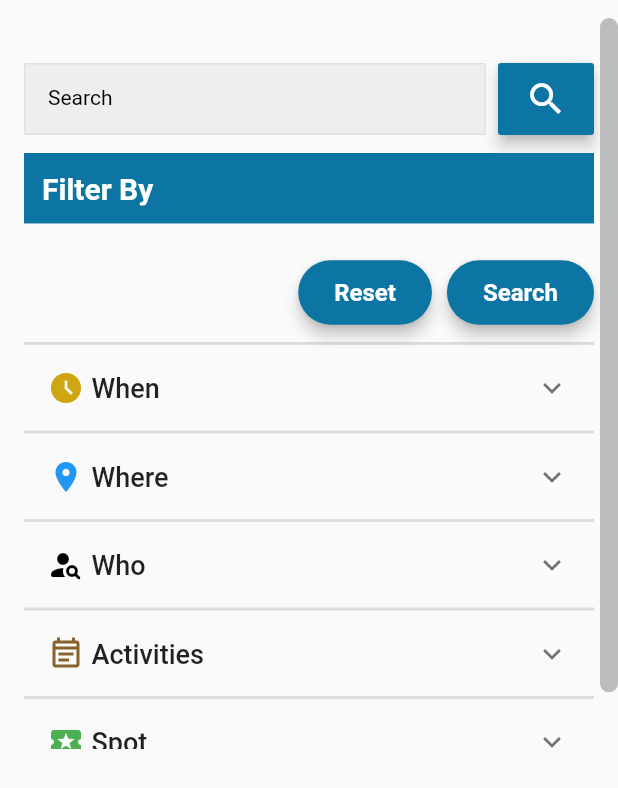
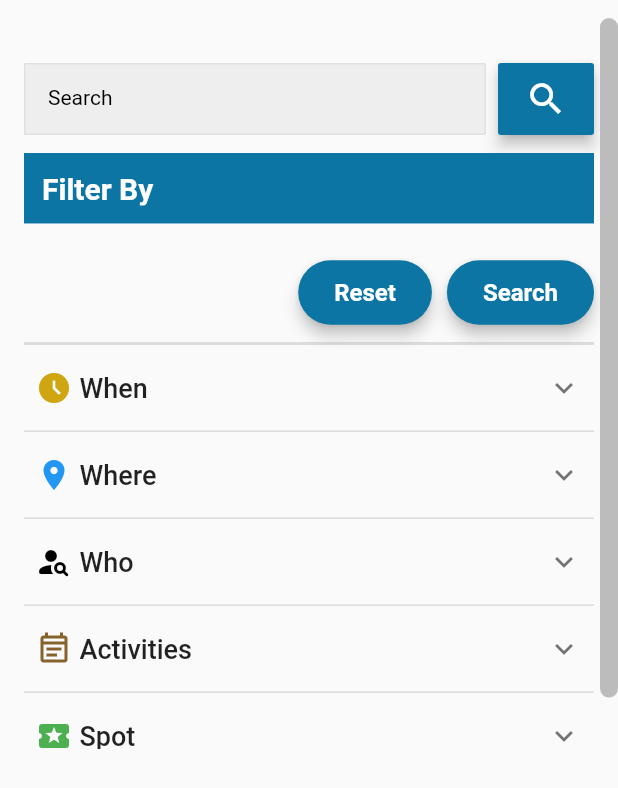
Before and after one commit to MasumBillah00/Bottom_Sheet, a Flutter app: the FilterBottomSheet widget shown alone on an empty page, opened directly, on a phone screen of 412 x 824 dp. Shown: the top 788 px of the screen. Run offline on Flutter 3.47's test engine with Material 2 defaults, Android fonts, the phone set to English and light mode, and no system bars.

```diff
--- a/lib/screens/bottom_sheet.dart
+++ b/lib/screens/bottom_sheet.dart
@@ -13,7 +13,7 @@ class FilterBottomSheet extends StatefulWidget {
 class _FilterBottomSheetState extends State<FilterBottomSheet> {
   List<String> selectedFilters = [];
   String? selectedActivity;
-  TextEditingController _locationController = TextEditingController();
+  final TextEditingController _locationController = TextEditingController();
 
   // Map to store filters and their corresponding icons
   final Map<String, Map<String, dynamic>> filterIconsAndColors = {
@@ -85,7 +85,8 @@ class _FilterBottomSheetState extends State<FilterBottomSheet> {
                                 borderRadius: BorderRadius.circular(2.0),
                               ),
                             ),
-                            style: const TextStyle(fontSize: 14, height: 1),
+                            style: const TextStyle(fontSize: 14, height: 1,color: Colors.red
+                            ),
                             textAlignVertical: TextAlignVertical.center,
                           ),
                         ),
--- a/lib/screens/filter_expansion_tile.dart
+++ b/lib/screens/filter_expansion_tile.dart
@@ -44,7 +44,7 @@ class ExpansionTilesState extends State<ExpansionTiles> {
                 ],
               ),
               childrenPadding: const EdgeInsets.symmetric(horizontal: 16),
-              tilePadding: const EdgeInsets.symmetric(vertical: 0, horizontal: 16),
+              tilePadding: const EdgeInsets.symmetric(vertical: 0, horizontal: 8), // Reduced horizontal padding
               children: [
                 ListTile(
                   title: const Text('Today'),
@@ -62,7 +62,7 @@ class ExpansionTilesState extends State<ExpansionTiles> {
                 ),
               ],
             ),
-            const Divider(thickness: 2, height: 1),
+            const Divider(thickness: 1, height: 0), // Set the height to 0 to reduce spacing
 
             // "Where" ExpansionTile with input field and submit button
             ExpansionTile(
@@ -74,7 +74,7 @@ class ExpansionTilesState extends State<ExpansionTiles> {
                 ],
               ),
               childrenPadding: const EdgeInsets.symmetric(horizontal: 16),
-              tilePadding: const EdgeInsets.symmetric(vertical: 0, horizontal: 16),
+              tilePadding: const EdgeInsets.symmetric(vertical: 0, horizontal: 8), // Reduced horizontal padding
               children: [
                 ListTile(
                   title: TextField(
@@ -104,7 +104,8 @@ class ExpansionTilesState extends State<ExpansionTiles> {
                 ),
               ],
             ),
-            const Divider(thickness: 2, height: 1),
+            const Divider(thickness: 1, height: 0), // Reduced height to 0
+
             // "Who" ExpansionTile
             ExpansionTile(
               title: const Row(
@@ -115,7 +116,7 @@ class ExpansionTilesState extends State<ExpansionTiles> {
                 ],
               ),
               childrenPadding: const EdgeInsets.symmetric(horizontal: 16),
-              tilePadding: const EdgeInsets.symmetric(vertical: 0, horizontal: 16),
+              tilePadding: const EdgeInsets.symmetric(vertical: 0, horizontal: 8), // Reduced horizontal padding
               children: [
                 ListTile(
                   title: const Text('Person 1'),
@@ -133,19 +134,19 @@ class ExpansionTilesState extends State<ExpansionTiles> {
                 ),
               ],
             ),
-            const Divider(thickness: 2, height: 1),
+            const Divider(thickness: 1, height: 0), // Reduced height to 0
 
             // "Activities" ExpansionTile
             ExpansionTile(
               title: const Row(
                 children: [
-                  Icon(Icons.event_note_outlined, color:  Color.fromARGB(255,134, 99, 42),),
+                  Icon(Icons.event_note_outlined, color: Color.fromARGB(255, 134, 99, 42)),
                   SizedBox(width: 5),
                   Text('Activities', style: TextStyle(fontSize: 18, fontWeight: FontWeight.w500)),
                 ],
               ),
               childrenPadding: const EdgeInsets.symmetric(horizontal: 16),
-              tilePadding: const EdgeInsets.symmetric(vertical: 0, horizontal: 16),
+              tilePadding: const EdgeInsets.symmetric(vertical: 0, horizontal: 8), // Reduced horizontal padding
               children: [
                 RadioListTile<String>(
                   title: const Text('Activity 1'),
@@ -169,19 +170,19 @@ class ExpansionTilesState extends State<ExpansionTiles> {
                 ),
               ],
             ),
-            const Divider(thickness: 2, height: 1),
+            const Divider(thickness: 1, height: 0), // Reduced height to 0
 
             // "Spot" ExpansionTile with checkboxes
             ExpansionTile(
               title: const Row(
                 children: [
-                  Icon(Icons.local_activity, color: Color.fromARGB(255,76, 175, 80),),
+                  Icon(Icons.local_activity, color: Color.fromARGB(255, 76, 175, 80)),
                   SizedBox(width: 5),
                   Text('Spot', style: TextStyle(fontSize: 18, fontWeight: FontWeight.w500)),
                 ],
               ),
               childrenPadding: const EdgeInsets.symmetric(horizontal: 16),
-              tilePadding: const EdgeInsets.symmetric(vertical: 0, horizontal: 16),
+              tilePadding: const EdgeInsets.symmetric(vertical: 0, horizontal: 8), // Reduced horizontal padding
               children: [
                 CheckboxListTile(
                   title: const Text('Spot 1'),
```
